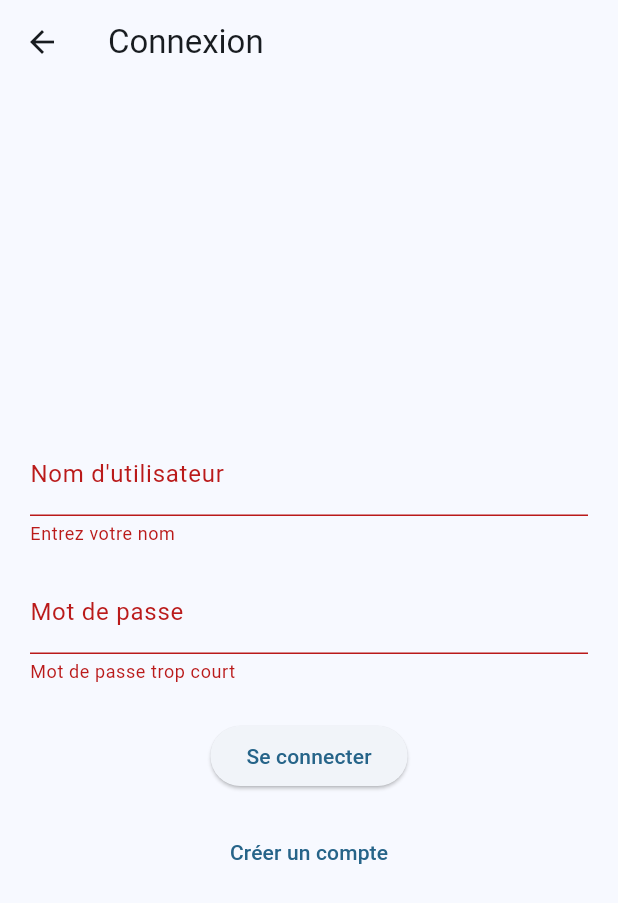
After one commit to Claudiusrkt/twm, a Flutter app: the LoginPage screen opened directly, after a tap on "Se connecter", on a phone screen of 412 x 824 dp. The commit adds this screen. Shown: the top 903 px of the screen. Run offline on Flutter 3.47's test engine with Material 3 defaults, Android fonts, the phone set to English and light mode, and no system bars.

Commit message:
twm1.0.1.6

```diff
--- /dev/null
+++ b/lib/pages/loginPage.dart
@@ -0,0 +1,72 @@
+import 'package:flutter/material.dart';
+
+class LoginPage extends StatefulWidget {
+  const LoginPage({super.key});
+
+  @override
+  State<LoginPage> createState() => _LoginPageState();
+}
+
+class _LoginPageState extends State<LoginPage> {
+  final _formKey = GlobalKey<FormState>();
+
+  final TextEditingController nomController = TextEditingController();
+  final TextEditingController motDePasseController = TextEditingController();
+
+  void seConnecter() {
+    if (_formKey.currentState!.validate()) {
+      final nom = nomController.text;
+      final motDePasse = motDePasseController.text;
+
+      print('Connexion avec: $nom / $motDePasse');
+    }
+  }
+
+  void allerVersInscription() {
+    print('Redirection vers la page de création de compte...');
+  }
+
+  @override
+  Widget build(BuildContext context) {
+    return Scaffold(
+      appBar: AppBar(title: const Text('Connexion')),
+      body: Padding(
+        padding: const EdgeInsets.all(20),
+        child: Form(
+          key: _formKey,
+          child: Column(
+            mainAxisAlignment: MainAxisAlignment.center,
+            children: [
+              TextFormField(
+                controller: nomController,
+                decoration: const InputDecoration(labelText: 'Nom d\'utilisateur'),
+                validator: (value) =>
+                value == null || value.isEmpty ? 'Entrez votre nom' : null,
+              ),
+              const SizedBox(height: 16),
+              TextFormField(
+                controller: motDePasseController,
+                decoration: const InputDecoration(labelText: 'Mot de passe'),
+                obscureText: true,
+                validator: (value) =>
+                value != null && value.length >= 6
+                    ? null
+                    : 'Mot de passe trop court',
+              ),
+              const SizedBox(height: 24),
+              ElevatedButton(
+                onPressed: seConnecter,
+                child: const Text('Se connecter'),
+              ),
+              const SizedBox(height: 16),
+              TextButton(
+                onPressed: allerVersInscription,
+                child: const Text('Créer un compte'),
+              ),
+            ],
+          ),
+        ),
+      ),
+    );
+  }
+}
--- a/lib/pagesClient/Accueil.dart
+++ b/lib/pagesClient/Accueil.dart
@@ -1,5 +1,6 @@
 import 'package:flutter/material.dart';
 import 'package:twm/pagesClient/Inscription.dart';
+
 class Accueil extends StatefulWidget {
   const Accueil({super.key});
 
```
